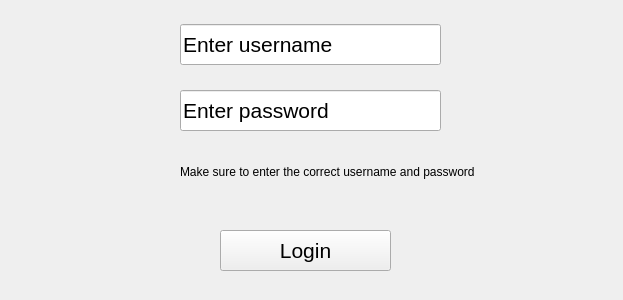
This is login.ui in Midnight1938/Library-Management-System as Qt 5 draws it before an edit. The edited form follows.
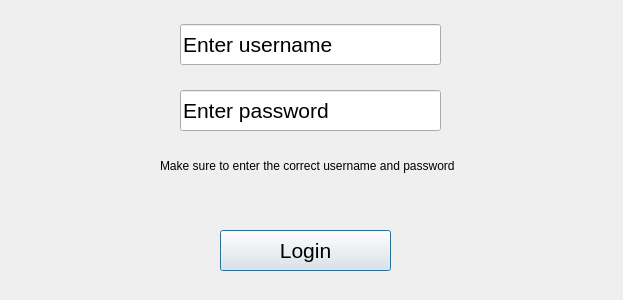
This is the edited form.

Commit message: yahan bhi to likh hai

What changed in the file:
```diff
--- a/login.ui
+++ b/login.ui
@@ -30,6 +30,9 @@
    <property name="text">
     <string>Login</string>
    </property>
+   <property name="default">
+    <bool>true</bool>
+   </property>
   </widget>
   <widget class="QLineEdit" name="lineEdit">
    <property name="geometry">
@@ -70,8 +73,8 @@
   <widget class="QLabel" name="label">
    <property name="geometry">
     <rect>
-     <x>180</x>
-     <y>156</y>
+     <x>160</x>
+     <y>150</y>
      <width>301</width>
      <height>31</height>
     </rect>
```
